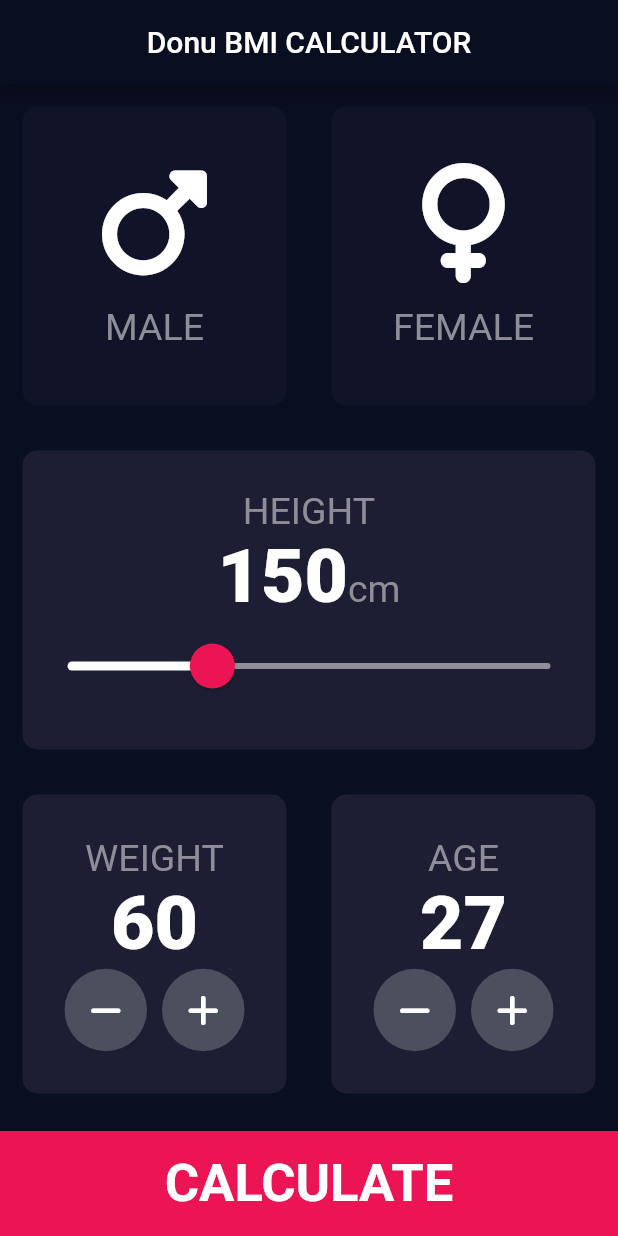
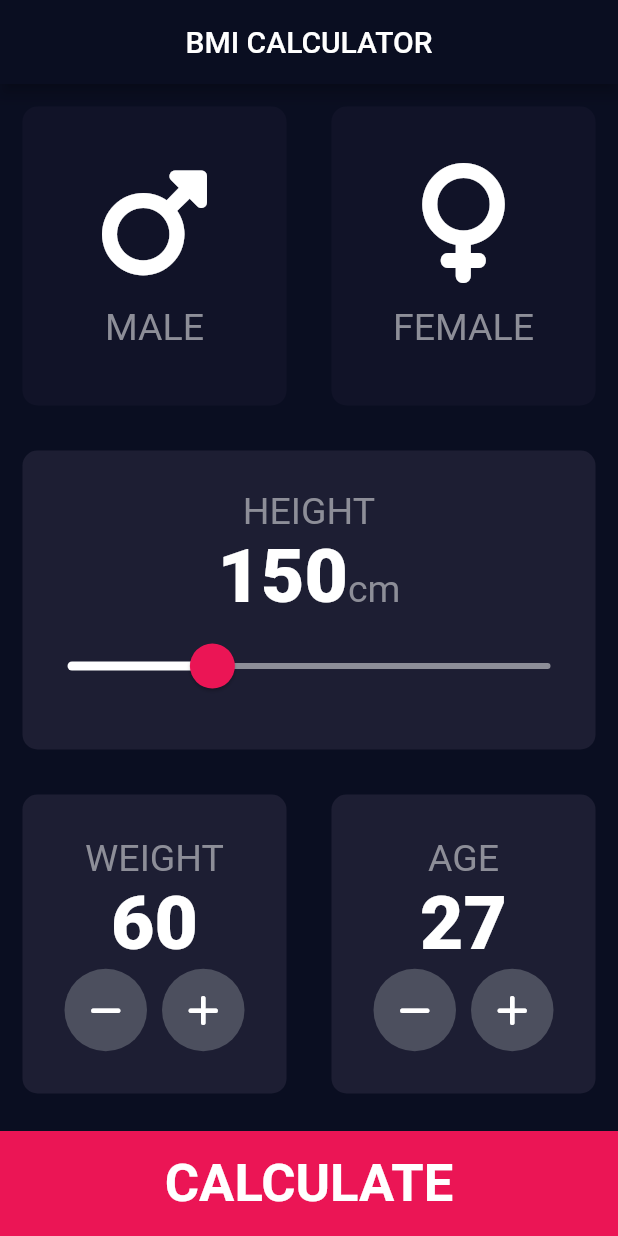
Before and after one commit to abiodunosagie/BMI-Calculator, a Flutter app: the screen it shows after launch, on a phone screen of 412 x 824 dp. Run offline on Flutter 3.47's test engine with Material 2 defaults, Android fonts, the phone set to English and light mode, and no system bars; our stand-ins replace font_awesome_flutter.

Commit message:
Removed a word "Donu", in the title bar of the input page.

```diff
--- a/lib/Screens/input_Page.dart
+++ b/lib/Screens/input_Page.dart
@@ -27,7 +27,7 @@ class _InputPageState extends State<InputPage> {
   Widget build(BuildContext context) {
     return Scaffold(
         appBar: AppBar(
-          title: const Text('Donu BMI CALCULATOR'),
+          title: const Text('BMI CALCULATOR'),
           centerTitle: true,
           backgroundColor: kAppBarCustomColor,
         ),
```
